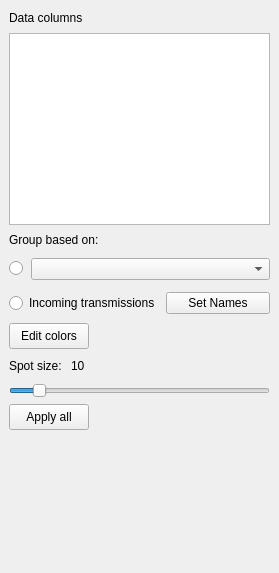
This is analyser/plot_window/ui_files/beeswarm_plot_controls.ui in kushalkolar/MESmerize as Qt 5 draws it before an edit. The edited form follows.
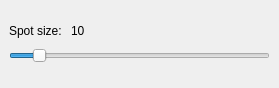
This is the edited form.

What changed in the file:
```diff
--- a/analyser/plot_window/ui_files/beeswarm_plot_controls.ui
+++ b/analyser/plot_window/ui_files/beeswarm_plot_controls.ui
@@ -7,56 +7,17 @@
     <x>0</x>
     <y>0</y>
     <width>279</width>
-    <height>573</height>
+    <height>88</height>
    </rect>
   </property>
   <property name="windowTitle">
    <string>Form</string>
   </property>
-  <widget class="QPushButton" name="btnApply">
-   <property name="geometry">
-    <rect>
-     <x>9</x>
-     <y>404</y>
-     <width>80</width>
-     <height>26</height>
-    </rect>
-   </property>
-   <property name="text">
-    <string>Apply all</string>
-   </property>
-  </widget>
-  <widget class="QPushButton" name="btnEditColor">
-   <property name="geometry">
-    <rect>
-     <x>9</x>
-     <y>323</y>
-     <width>80</width>
-     <height>26</height>
-    </rect>
-   </property>
-   <property name="text">
-    <string>Edit colors</string>
-   </property>
-  </widget>
-  <widget class="QLabel" name="label">
-   <property name="geometry">
-    <rect>
-     <x>9</x>
-     <y>9</y>
-     <width>82</width>
-     <height>18</height>
-    </rect>
-   </property>
-   <property name="text">
-    <string>Data columns</string>
-   </property>
-  </widget>
   <widget class="QSlider" name="horizontalSliderSpotSize">
    <property name="geometry">
     <rect>
      <x>9</x>
-     <y>383</y>
+     <y>48</y>
      <width>261</width>
      <height>16</height>
     </rect>
@@ -71,72 +32,11 @@
     <enum>Qt::Horizontal</enum>
    </property>
   </widget>
-  <widget class="QLabel" name="label_2">
-   <property name="geometry">
-    <rect>
-     <x>9</x>
-     <y>231</y>
-     <width>99</width>
-     <height>18</height>
-    </rect>
-   </property>
-   <property name="text">
-    <string>Group based on:</string>
-   </property>
-  </widget>
-  <widget class="QWidget" name="layoutWidget">
-   <property name="geometry">
-    <rect>
-     <x>9</x>
-     <y>289</y>
-     <width>261</width>
-     <height>28</height>
-    </rect>
-   </property>
-   <layout class="QHBoxLayout" name="horizontalLayout_2">
-    <item>
-     <widget class="QRadioButton" name="radioButtonGroupByTransmissions">
-      <property name="maximumSize">
-       <size>
-        <width>16777215</width>
-        <height>16777215</height>
-       </size>
-      </property>
-      <property name="text">
-       <string>Incoming transmissions</string>
-      </property>
-     </widget>
-    </item>
-    <item>
-     <widget class="QPushButton" name="btnSetIncomingTransmissionsNames">
-      <property name="text">
-       <string>Set Names</string>
-      </property>
-     </widget>
-    </item>
-   </layout>
-  </widget>
-  <widget class="QListWidget" name="listWidgetDataColumns">
-   <property name="geometry">
-    <rect>
-     <x>9</x>
-     <y>33</y>
-     <width>261</width>
-     <height>192</height>
-    </rect>
-   </property>
-   <property name="alternatingRowColors">
-    <bool>true</bool>
-   </property>
-   <property name="selectionMode">
-    <enum>QAbstractItemView::ExtendedSelection</enum>
-   </property>
-  </widget>
   <widget class="QWidget" name="layoutWidget_2">
    <property name="geometry">
     <rect>
      <x>9</x>
-     <y>355</y>
+     <y>20</y>
      <width>261</width>
      <height>22</height>
     </rect>
@@ -171,34 +71,6 @@
     </item>
    </layout>
   </widget>
-  <widget class="QWidget" name="layoutWidget_3">
-   <property name="geometry">
-    <rect>
-     <x>9</x>
-     <y>255</y>
-     <width>261</width>
-     <height>28</height>
-    </rect>
-   </property>
-   <layout class="QHBoxLayout" name="horizontalLayout">
-    <item>
-     <widget class="QRadioButton" name="radioButtonGroupBySingleColumn">
-      <property name="maximumSize">
-       <size>
-        <width>16</width>
-        <height>16777215</height>
-       </size>
-      </property>
-      <property name="text">
-       <string/>
-      </property>
-     </widget>
-    </item>
-    <item>
-     <widget class="QComboBox" name="comboBoxGrouping"/>
-    </item>
-   </layout>
-  </widget>
  </widget>
  <resources/>
  <connections>
```
